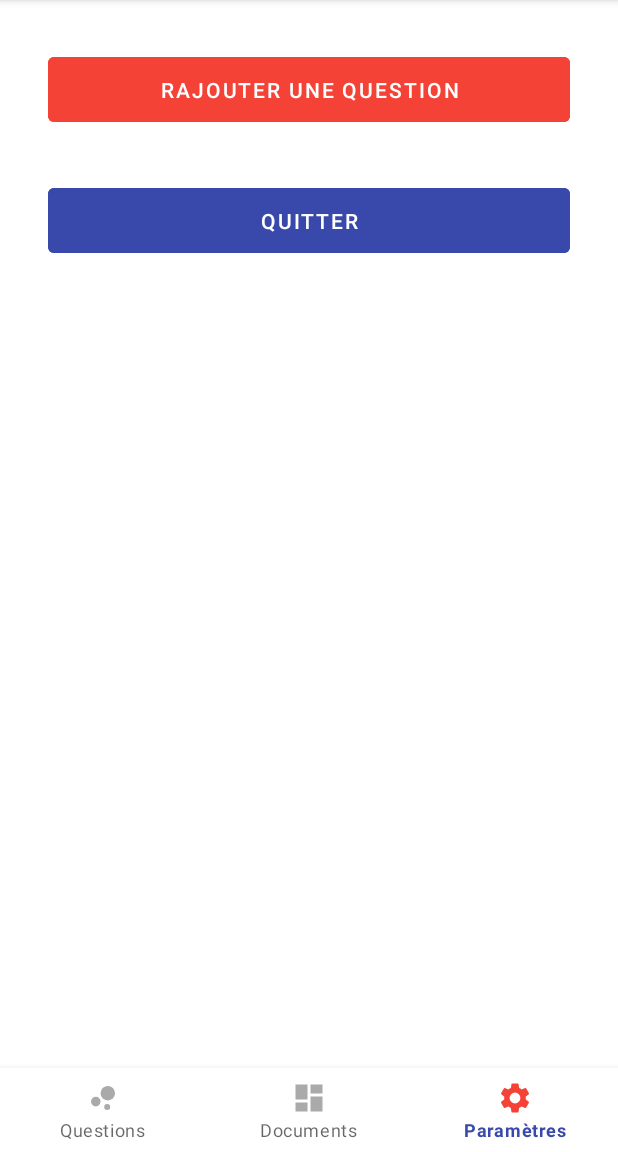
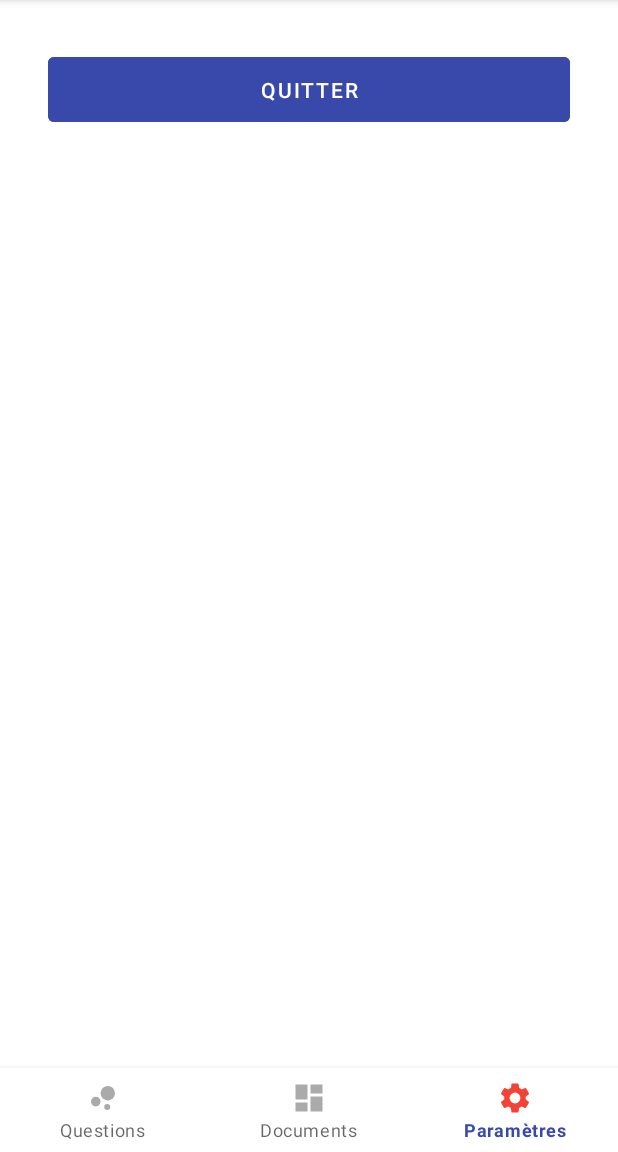
Before and after one commit to sagarkhawse/naturalisation, an Android app: the screen it shows after launch (MainActivity), item 3 of the bottom bar chosen, on a phone screen of 412 x 824 dp, the part 84-1236 px from its top. Run offline under Robolectric (Android 15) with nearby library versions, the light colour scheme and no system bars; our stand-ins replace AdMob, ButterKnife, Firebase (no records; nobody signed in at launch, a user with empty details on screens opened directly).

Commit message:
remove add question feature from free version
- click on question to show answer

```diff
--- a/app/build.gradle
+++ b/app/build.gradle
@@ -7,7 +7,7 @@ android {
         applicationId "com.theapp.naturalisation"
         minSdkVersion 19
         targetSdkVersion 28
-        versionCode 1
+        versionCode 3
         versionName "1.0"
         testInstrumentationRunner "androidx.test.runner.AndroidJUnitRunner"
         multiDexEnabled true
@@ -43,6 +43,7 @@ dependencies {
     annotationProcessor 'com.jakewharton:butterknife-compiler:10.1.0'
     implementation 'com.google.android.gms:play-services-ads:17.2.0'
     implementation 'com.android.support:support-v4:28.0.0'
+    implementation 'com.android.support:multidex:1.0.3'
 }
 
 apply plugin: 'com.google.gms.google-services'
--- a/app/src/main/java/com/theapp/naturalisation/adapters/viewholders/QuestionsItemViewHolder.java
+++ b/app/src/main/java/com/theapp/naturalisation/adapters/viewholders/QuestionsItemViewHolder.java
@@ -17,7 +17,7 @@ public class QuestionsItemViewHolder extends RecyclerView.ViewHolder {
     @BindView(R.id.item_category)
     TextView itemCategory;
     @BindView(R.id.item_question)
-    TextView itemQuestion;
+    public TextView itemQuestion;
     @BindView(R.id.item_response)
     public TextView itemResponse;
     @BindView(R.id.button_response)
--- a/app/src/main/java/com/theapp/naturalisation/fragments/QuestionsFragment.java
+++ b/app/src/main/java/com/theapp/naturalisation/fragments/QuestionsFragment.java
@@ -39,7 +39,7 @@ public class QuestionsFragment extends Fragment {
     SwipeRefreshLayout swipeContainer;
 
     // A banner ad is placed in every 8th position in the RecyclerView.
-    public static final int ITEMS_PER_AD = 10;
+    public static final int ITEMS_PER_AD = 8;
 
     private static final String AD_UNIT_ID = "ca-app-pub-8438644666105561/5174623958";
 
@@ -157,8 +157,12 @@ public class QuestionsFragment extends Fragment {
                 for (QueryDocumentSnapshot document : task.getResult()) {
                     list.add(document.toObject(Item.class));
                 }
-                addBannerAds();
-                loadBannerAds();
+                try {
+                    addBannerAds();
+                    loadBannerAds();
+                } catch (Exception e) {
+                    Log.e(TAG, "Error adding banner ads to recycler view !", e);
+                }
 
                 swipeContainer.setRefreshing(false);
             } else {
--- a/app/src/main/java/com/theapp/naturalisation/fragments/SettingsFragment.java
+++ b/app/src/main/java/com/theapp/naturalisation/fragments/SettingsFragment.java
@@ -21,8 +21,8 @@ import butterknife.ButterKnife;
 
 public class SettingsFragment extends Fragment implements View.OnClickListener {
 
-    @BindView(R.id.button_add_question)
-    MaterialButton mButtonAddQuestion;
+//    @BindView(R.id.button_add_question)
+//    MaterialButton mButtonAddQuestion;
     @BindView(R.id.button_exit)
     MaterialButton mButtonExit;
 
@@ -50,7 +50,7 @@ public class SettingsFragment extends Fragment implements View.OnClickListener {
         View view = inflater.inflate(R.layout.fragment_settings, container, false);
         ButterKnife.bind(this, view);
 
-        mButtonAddQuestion.setOnClickListener(this);
+//        mButtonAddQuestion.setOnClickListener(this);
         mButtonExit.setOnClickListener(this);
 
         return view;
@@ -58,11 +58,11 @@ public class SettingsFragment extends Fragment implements View.OnClickListener {
 
     @Override
     public void onClick(View v) {
-        if (v == mButtonAddQuestion) {
-            FullScreenDialog dialog = new FullScreenDialog();
-            FragmentTransaction ft = getFragmentManager().beginTransaction();
-            dialog.show(ft, "DIALOG");
-        }
+//        if (v == mButtonAddQuestion) {
+//            FullScreenDialog dialog = new FullScreenDialog();
+//            FragmentTransaction ft = getFragmentManager().beginTransaction();
+//            dialog.show(ft, "DIALOG");
+//        }
 
         if (v == mButtonExit) {
             getActivity().finish();
--- a/app/src/main/res/layout/card_item.xml
+++ b/app/src/main/res/layout/card_item.xml
@@ -27,7 +27,7 @@
 
         <TextView
             android:id="@+id/item_question"
-            android:layout_width="wrap_content"
+            android:layout_width="match_parent"
             android:layout_height="wrap_content"
             android:layout_marginStart="8dp"
             android:layout_marginTop="8dp"
--- a/app/src/main/res/layout/fragment_settings.xml
+++ b/app/src/main/res/layout/fragment_settings.xml
@@ -8,19 +8,19 @@
     android:layout_gravity="bottom"
     tools:context=".fragments.SettingsFragment">
 
-    <com.google.android.material.button.MaterialButton
-        android:id="@+id/button_add_question"
-        style="@style/Widget.MaterialComponents.Button.TextButton"
-        android:layout_width="match_parent"
-        android:layout_height="wrap_content"
-        android:layout_margin="32dp"
-        android:backgroundTint="@color/colorPrimaryDark"
-        android:padding="12dp"
-        android:text="Rajouter une question"
-        android:textColor="@color/colorAccent"
-        app:layout_constraintEnd_toEndOf="parent"
-        app:layout_constraintStart_toStartOf="parent"
-        app:layout_constraintTop_toTopOf="parent" />
+    <!--<com.google.android.material.button.MaterialButton-->
+    <!--android:id="@+id/button_add_question"-->
+    <!--style="@style/Widget.MaterialComponents.Button.TextButton"-->
+    <!--android:layout_width="match_parent"-->
+    <!--android:layout_height="wrap_content"-->
+    <!--android:layout_margin="32dp"-->
+    <!--android:backgroundTint="@color/colorPrimaryDark"-->
+    <!--android:padding="12dp"-->
+    <!--android:text="Rajouter une question"-->
+    <!--android:textColor="@color/colorAccent"-->
+    <!--app:layout_constraintEnd_toEndOf="parent"-->
+    <!--app:layout_constraintStart_toStartOf="parent"-->
+    <!--app:layout_constraintTop_toTopOf="parent" />-->
 
     <com.google.android.material.button.MaterialButton
         android:id="@+id/button_exit"
@@ -34,7 +34,7 @@
         android:textColor="@color/colorAccent"
         app:layout_constraintEnd_toEndOf="parent"
         app:layout_constraintStart_toStartOf="parent"
-        app:layout_constraintTop_toBottomOf="@+id/button_add_question" />
+        app:layout_constraintTop_toTopOf="parent" />
 
 
 </androidx.constraintlayout.widget.ConstraintLayout>
```
Also changed, not shown: app/src/main/java/com/theapp/naturalisation/adapters/RecyclerViewAdapter.java (+6 -1 lines), 1 other file.
